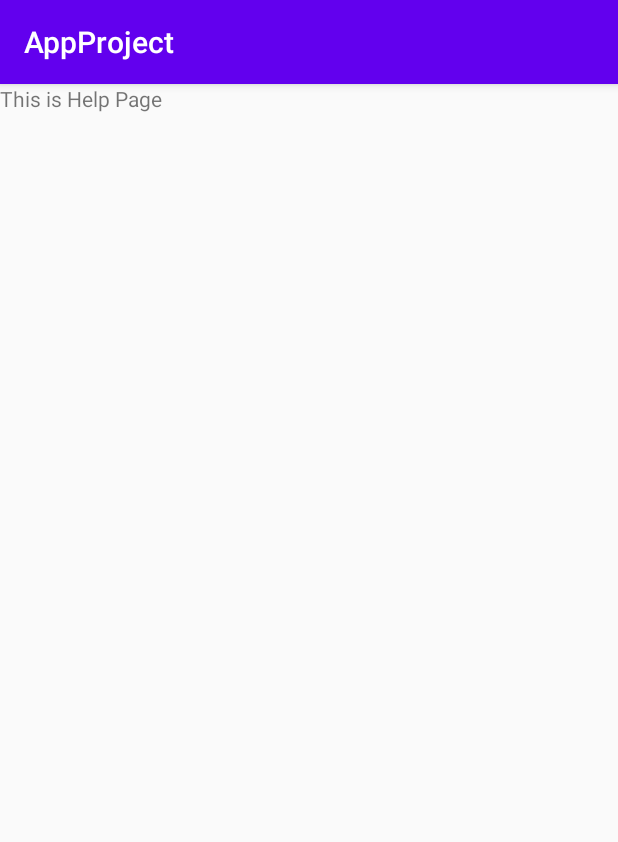
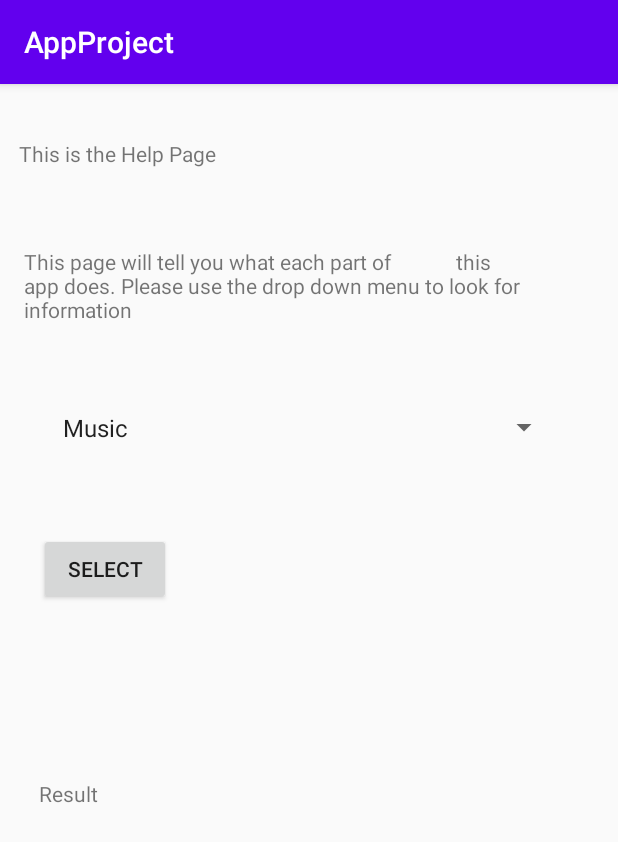
Before and after one commit to snjaya098/FinalProject, an Android app: the HelpPage screen opened directly, with no data from a screen before it, on a phone screen of 412 x 824 dp. Shown: the top 842 px of the screen. Run offline under Robolectric (Android 15) with nearby library versions, the light colour scheme and no system bars.

Commit message:
Third commit of the app (Improved functionality of Feedback UI,deleted MusicPlayer due to errors in previous implementation, and basic functionality of HelpPage UI).

```diff
--- a/app/build.gradle
+++ b/app/build.gradle
@@ -26,6 +26,7 @@ dependencies {
     implementation fileTree(dir: "libs", include: ["*.jar"])
     implementation 'androidx.appcompat:appcompat:1.1.0'
     implementation 'androidx.constraintlayout:constraintlayout:1.1.3'
+    implementation 'androidx.viewpager2:viewpager2:1.0.0'
     testImplementation 'junit:junit:4.12'
     androidTestImplementation 'androidx.test.ext:junit:1.1.1'
     androidTestImplementation 'androidx.test.espresso:espresso-core:3.2.0'
--- a/app/src/main/AndroidManifest.xml
+++ b/app/src/main/AndroidManifest.xml
@@ -9,12 +9,11 @@
         android:roundIcon="@mipmap/ic_launcher_round"
         android:supportsRtl="true"
         android:theme="@style/AppTheme">
-        <activity android:name=".FeedbackThnx"></activity>
+        <activity android:name=".MusicPlayer"></activity>
         <activity android:name=".HelpPage" />
         <activity android:name=".FeedbackPage" />
         <activity android:name=".QuotePage" />
         <activity android:name=".NewsPage" />
-        <activity android:name=".MusicPlayer" />
         <activity android:name=".MainActivity">
             <intent-filter>
                 <action android:name="android.intent.action.MAIN" />
--- a/app/src/main/java/com/example/appproject/HelpPage.java
+++ b/app/src/main/java/com/example/appproject/HelpPage.java
@@ -3,12 +3,57 @@ package com.example.appproject;
 import androidx.appcompat.app.AppCompatActivity;
 
 import android.os.Bundle;
+import android.view.View;
+import android.widget.AdapterView;
+import android.widget.ArrayAdapter;
+import android.widget.Spinner;
+import android.widget.TextView;
 
 public class HelpPage extends AppCompatActivity {
+
+    Spinner spinner;
+    String options[] = {"Music","News","Quote"};
+    ArrayAdapter <String> adapter;
+    String record = "";
+    TextView display_data;
 
     @Override
     protected void onCreate(Bundle savedInstanceState) {
         super.onCreate(savedInstanceState);
         setContentView(R.layout.activity_help_page);
+
+        spinner = (Spinner) findViewById(R.id.spinMenu);
+        adapter = new ArrayAdapter<String>(this,android.R.layout.simple_list_item_1,options);
+
+        display_data = (TextView) findViewById(R.id.txtDisplayResult);
+
+        spinner.setAdapter(adapter);
+
+        spinner.setOnItemSelectedListener(new AdapterView.OnItemSelectedListener() {
+            @Override
+            public void onItemSelected(AdapterView<?> adapterView, View view, int position, long id) {
+                switch (position){
+                    case 0:
+                        record = "Music";
+                        break;
+                    case 1:
+                        record = "News";
+                        break;
+                    case 2:
+                        record = "Quote";
+                        break;
+                }
+            }
+
+            @Override
+            public void onNothingSelected(AdapterView<?> adapterView) {
+
+            }
+        });
+    }
+
+    public void displayResult(View view){
+        display_data.setTextSize(18);
+        display_data.setText(record);
     }
 }
--- a/app/src/main/res/layout/activity_help_page.xml
+++ b/app/src/main/res/layout/activity_help_page.xml
@@ -7,10 +7,65 @@
     tools:context=".HelpPage">
 
     <TextView
-        android:id="@+id/textView2"
+        android:id="@+id/txtDescribe"
+        android:layout_width="357dp"
+        android:layout_height="49dp"
+        android:text=
+            "This page will tell you what each part of
+            this app does. Please use the drop down menu to look for information"
+        app:layout_constraintBottom_toBottomOf="parent"
+        app:layout_constraintEnd_toEndOf="parent"
+        app:layout_constraintHorizontal_bias="0.296"
+        app:layout_constraintStart_toStartOf="parent"
+        app:layout_constraintTop_toTopOf="parent"
+        app:layout_constraintVertical_bias="0.151" />
+
+    <TextView
+        android:id="@+id/txtAbout"
         android:layout_width="wrap_content"
         android:layout_height="wrap_content"
-        android:text="This is Help Page"
-        tools:layout_editor_absoluteX="151dp"
-        tools:layout_editor_absoluteY="281dp" />
+        android:text="This is the Help Page"
+        app:layout_constraintBottom_toBottomOf="parent"
+        app:layout_constraintEnd_toEndOf="parent"
+        app:layout_constraintHorizontal_bias="0.045"
+        app:layout_constraintStart_toStartOf="parent"
+        app:layout_constraintTop_toTopOf="parent"
+        app:layout_constraintVertical_bias="0.049" />
+
+    <Spinner
+        android:id="@+id/spinMenu"
+        android:layout_width="347dp"
+        android:layout_height="35dp"
+        app:layout_constraintBottom_toBottomOf="parent"
+        app:layout_constraintEnd_toEndOf="parent"
+        app:layout_constraintHorizontal_bias="0.406"
+        app:layout_constraintStart_toStartOf="parent"
+        app:layout_constraintTop_toTopOf="parent"
+        app:layout_constraintVertical_bias="0.288" />
+
+    <Button
+        android:id="@+id/buttonSelect"
+        android:layout_width="wrap_content"
+        android:layout_height="wrap_content"
+        android:text="Select"
+        android:onClick="displayResult"
+        app:layout_constraintBottom_toBottomOf="parent"
+        app:layout_constraintEnd_toEndOf="parent"
+        app:layout_constraintHorizontal_bias="0.08"
+        app:layout_constraintStart_toStartOf="parent"
+        app:layout_constraintTop_toTopOf="parent"
+        app:layout_constraintVertical_bias="0.416" />
+
+    <TextView
+        android:id="@+id/txtDisplayResult"
+        android:layout_width="332dp"
+        android:layout_height="175dp"
+        android:text="Result"
+        app:layout_constraintBottom_toBottomOf="parent"
+        app:layout_constraintEnd_toEndOf="parent"
+        app:layout_constraintHorizontal_bias="0.329"
+        app:layout_constraintStart_toStartOf="parent"
+        app:layout_constraintTop_toTopOf="parent"
+        app:layout_constraintVertical_bias="0.782" />
+
 </androidx.constraintlayout.widget.ConstraintLayout>
```
Also changed, not shown: app/src/main/java/com/example/appproject/CustomMusicAdapter.java (deleted, +0 -102 lines), app/src/main/java/com/example/appproject/FeedbackPage.java (+9 -6 lines), app/src/main/java/com/example/appproject/FeedbackThnx.java (deleted, +0 -32 lines), app/src/main/java/com/example/appproject/Music.java (deleted, +0 -37 lines), app/src/main/java/com/example/appproject/MusicPlayer.java (+0 -18 lines), app/src/main/res/layout/activity_feedback_page.xml (+4 -3 lines), app/src/main/res/layout/activity_feedback_thnx.xml (deleted, +0 -32 lines), app/src/main/res/layout/activity_music_player.xml (+7 -19 lines), app/src/main/res/layout/musicicon.xml (deleted, +0 -71 lines).
